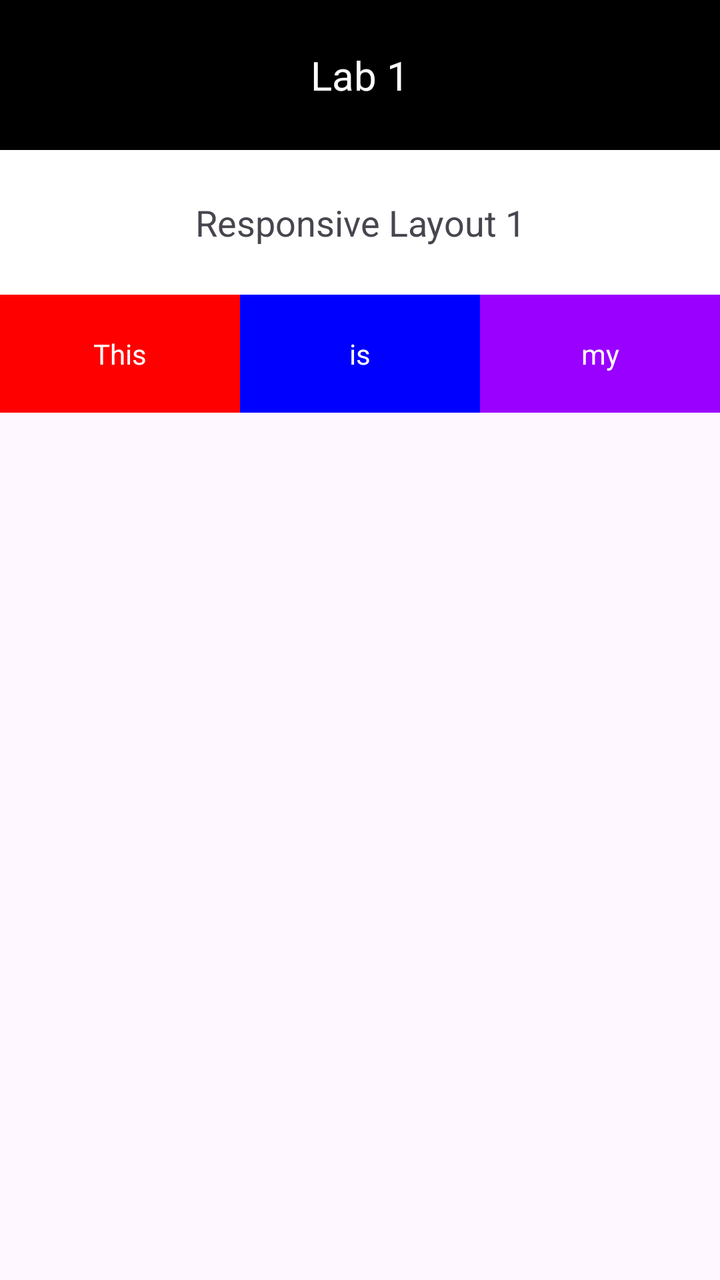
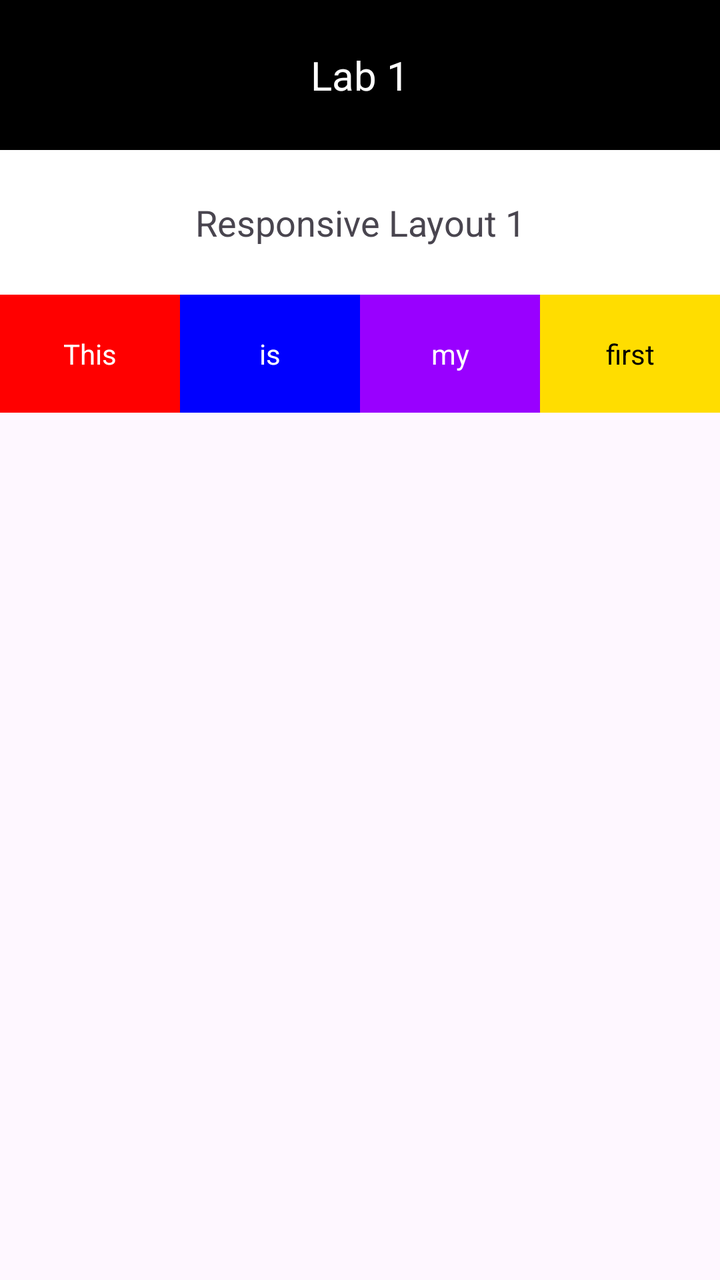

Compare the two renders of this Android layout. The source of the first and the diff that turns it into the second are given below.
<!-- AndroidManifest.xml: application theme Theme.Part1_LinearLayout -->
<!-- res/layout/activity_main.xml -->
<?xml version="1.0" encoding="utf-8"?>
<LinearLayout xmlns:android="http://schemas.android.com/apk/res/android"
    xmlns:tools="http://schemas.android.com/tools"

    android:layout_width="match_parent"
    android:layout_height="match_parent"
    android:orientation="vertical"
    tools:context=".MainActivity">
    

    <TextView
        android:layout_width="match_parent"
        android:layout_height="wrap_content"
        android:background="#000000"
        android:gravity="center"
        android:text="Lab 1"
        android:textColor="#ffffff"
        android:textSize="20sp"
        android:padding="24dp"/>

    <TextView
        android:layout_width="match_parent"
        android:layout_height="wrap_content"
        android:background="#ffffff"
        android:gravity="center"
        android:text="Responsive Layout 1"
        android:textSize="18sp"
        android:padding="24dp"/>

    <LinearLayout
        android:layout_width="match_parent"
        android:layout_height="wrap_content"
        android:orientation="horizontal">

    <TextView
        android:layout_width="0dp"
        android:layout_height="match_parent"
        android:layout_weight="1"
        android:background="#ff0000"
        android:gravity="center"
        android:text="This"
        android:textColor="#ffffff"
        android:padding="20dp"/>

    <TextView
        android:layout_width="0dp"
        android:layout_height="match_parent"
        android:layout_weight="1"
        android:background="#0000ff"
        android:gravity="center"
        android:text="is"
        android:textColor="#ffffff"/>

    <TextView
        android:layout_width="0dp"
        android:layout_height="match_parent"
        android:layout_weight="1"
        android:background="#9900ff"
        android:gravity="center"
        android:text="my"
        android:textColor="#ffffff"/>





    </LinearLayout>

</LinearLayout>
<!-- resources referenced by this layout -->
<resources>
  <style name="Theme.Part1_LinearLayout" parent="Base.Theme.Part1_LinearLayout" />
  <style name="Base.Theme.Part1_LinearLayout" parent="Theme.Material3.DayNight.NoActionBar">
          
          
      </style>
</resources>

<!-- the commit's change to res/layout/activity_main.xml (unified diff, before → after) -->
@@ -60,6 +60,16 @@
         android:text="my"
         android:textColor="#ffffff"/>
 
+        <TextView
+            android:layout_width="0dp"
+            android:layout_height="match_parent"
+            android:layout_weight="1"
+            android:background="#ffdd00"
+            android:gravity="center"
+            android:text="first"
+            android:textColor="#000000"/>
+
+
 
 
 
